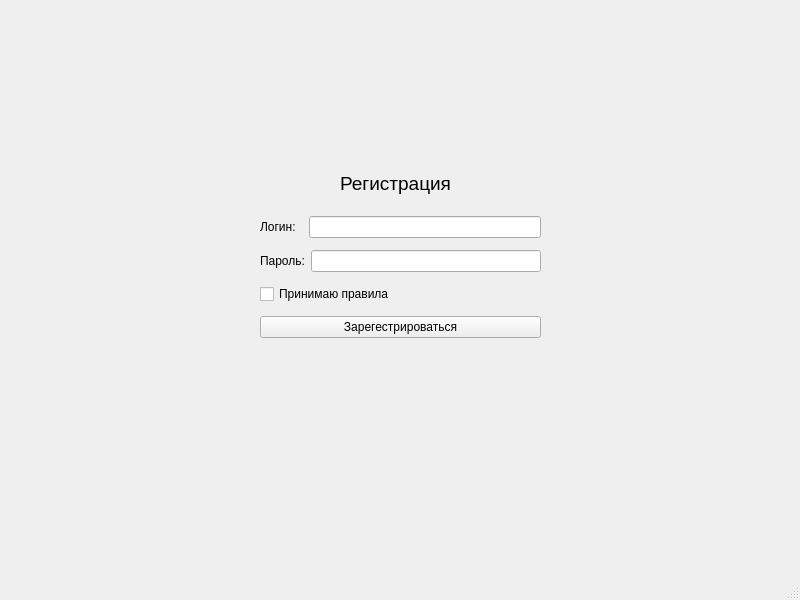
Qt form ui/mainwindow.ui (vernolll/MusicTogether-App) before a commit.
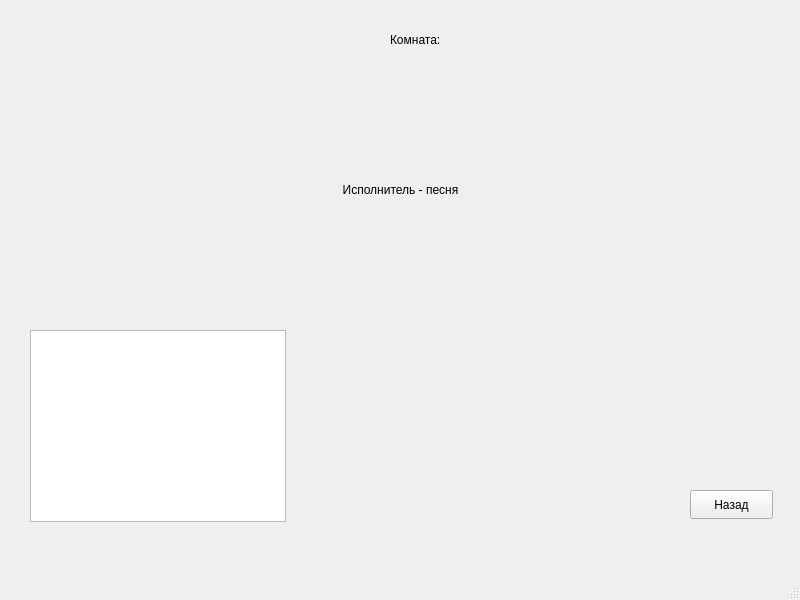
The same form after that commit.

Commit message: added: connecting to rooms

Diff of the .ui file:
```diff
--- a/ui/mainwindow.ui
+++ b/ui/mainwindow.ui
@@ -24,7 +24,7 @@
      </rect>
     </property>
     <property name="currentIndex">
-     <number>0</number>
+     <number>3</number>
     </property>
     <widget class="QWidget" name="page_registr_2">
      <widget class="QLabel" name="label_registr_2">
@@ -176,7 +176,95 @@
       </property>
      </widget>
     </widget>
-    <widget class="QWidget" name="page_main"/>
+    <widget class="QWidget" name="page_main">
+     <widget class="QWidget" name="layoutWidget">
+      <property name="geometry">
+       <rect>
+        <x>580</x>
+        <y>20</y>
+        <width>201</width>
+        <height>501</height>
+       </rect>
+      </property>
+      <layout class="QVBoxLayout" name="verticalLayout">
+       <item>
+        <widget class="QPushButton" name="pushButton_connect_to_room">
+         <property name="text">
+          <string>Подключиться к комнате</string>
+         </property>
+        </widget>
+       </item>
+       <item>
+        <widget class="QPushButton" name="pushButton_create_room">
+         <property name="text">
+          <string>Создать комнату</string>
+         </property>
+        </widget>
+       </item>
+       <item>
+        <widget class="QTableView" name="tableView_rooms"/>
+       </item>
+       <item>
+        <widget class="QPushButton" name="pushButton_exit">
+         <property name="text">
+          <string>Выйти</string>
+         </property>
+        </widget>
+       </item>
+      </layout>
+     </widget>
+    </widget>
+    <widget class="QWidget" name="page_room">
+     <widget class="QTableView" name="tableView_users_online">
+      <property name="geometry">
+       <rect>
+        <x>30</x>
+        <y>330</y>
+        <width>256</width>
+        <height>192</height>
+       </rect>
+      </property>
+     </widget>
+     <widget class="QLabel" name="label_music">
+      <property name="geometry">
+       <rect>
+        <x>200</x>
+        <y>180</y>
+        <width>401</width>
+        <height>20</height>
+       </rect>
+      </property>
+      <property name="text">
+       <string>&lt;html&gt;&lt;head/&gt;&lt;body&gt;&lt;p align=&quot;center&quot;&gt;Исполнитель - песня&lt;/p&gt;&lt;/body&gt;&lt;/html&gt;</string>
+      </property>
+     </widget>
+     <widget class="QLabel" name="label_room">
+      <property name="geometry">
+       <rect>
+        <x>390</x>
+        <y>30</y>
+        <width>121</width>
+        <height>20</height>
+       </rect>
+      </property>
+      <property name="text">
+       <string>Комната:</string>
+      </property>
+     </widget>
+     <widget class="QPushButton" name="pushButton_back">
+      <property name="geometry">
+       <rect>
+        <x>690</x>
+        <y>490</y>
+        <width>83</width>
+        <height>29</height>
+       </rect>
+      </property>
+      <property name="text">
+       <string>Назад</string>
+      </property>
+     </widget>
+    </widget>
    </widget>
   </widget>
   <widget class="QMenuBar" name="menubar">
```
The commit also changes 14 other files.
